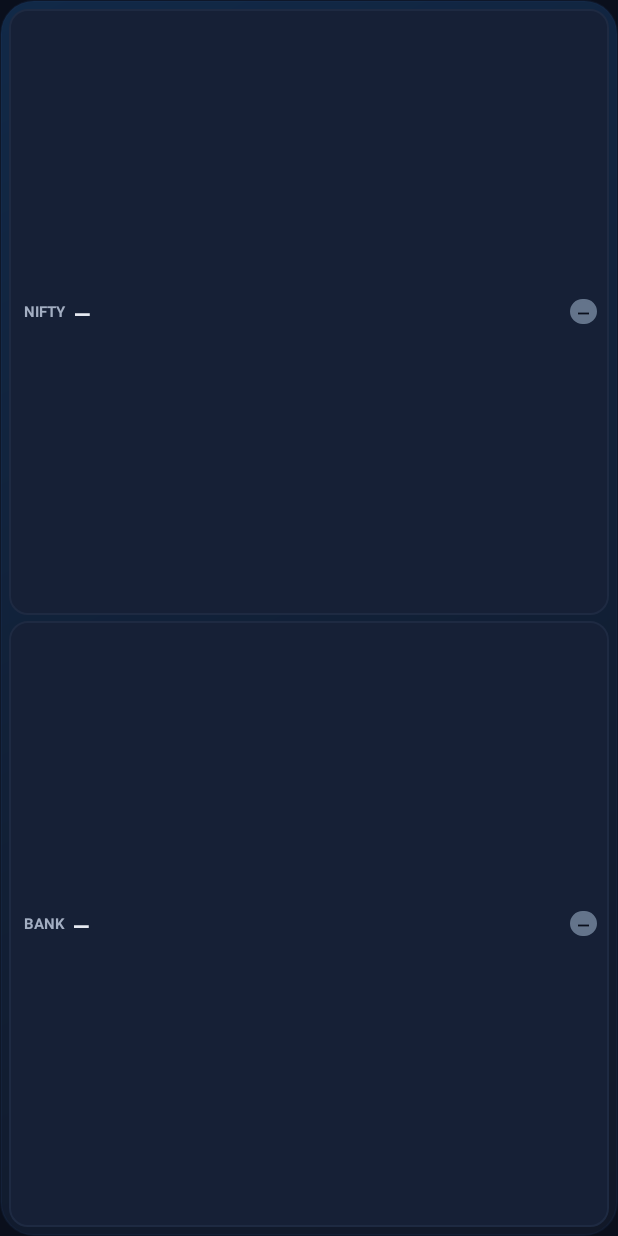
After one commit to upendrabhoi-prog/PriceAlert, an Android app: the layout w_market_t.xml on its own in the app's theme, with its tools: preview values and no code run, on a phone screen of 412 x 824 dp. The commit adds this screen. Run offline under Robolectric (Android 15) with nearby library versions, the phone set to English and light mode, and no system bars.

Commit message:
Add files via upload

```diff
--- /dev/null
+++ b/app/src/main/res/layout/w_market_t.xml
@@ -0,0 +1,116 @@
+<?xml version="1.0" encoding="utf-8"?>
+<LinearLayout xmlns:android="http://schemas.android.com/apk/res/android"
+    android:id="@+id/w_root"
+    android:layout_width="match_parent"
+    android:layout_height="match_parent"
+    android:background="@drawable/w_bg"
+    android:orientation="vertical"
+    android:padding="6dp">
+        <LinearLayout
+            android:id="@+id/m_n"
+            android:layout_width="match_parent"
+            android:layout_height="0dp"
+            android:layout_weight="1"
+            android:background="@drawable/w_row_n"
+            android:orientation="horizontal"
+            android:gravity="center_vertical"
+            android:paddingStart="10dp"
+            android:paddingEnd="8dp">
+            <TextView
+                android:layout_width="wrap_content"
+                android:layout_height="wrap_content"
+                android:text="NIFTY"
+                android:textColor="#FFA3AEC2"
+                android:textSize="10sp"
+                android:textStyle="bold"
+                android:singleLine="true" />
+            <TextView
+                android:id="@+id/m_n_v"
+                android:layout_width="0dp"
+                android:layout_height="wrap_content"
+                android:layout_weight="1"
+                android:layout_marginStart="6dp"
+                android:text="—"
+                android:textColor="#FFE6EAF2"
+                android:textSize="16sp"
+                android:textStyle="bold"
+                android:fontFamily="monospace"
+                android:maxLines="1"
+                android:autoSizeTextType="uniform"
+                android:autoSizeMinTextSize="11sp"
+                android:autoSizeMaxTextSize="16sp" />
+            <TextView
+                android:id="@+id/m_n_ar"
+                android:layout_width="wrap_content"
+                android:layout_height="wrap_content"
+                android:layout_marginStart="4dp"
+                android:background="@drawable/w_chip_n"
+                android:paddingStart="5dp"
+                android:paddingEnd="5dp"
+                android:text="—"
+                android:textColor="#FF0A0F1C"
+                android:textSize="12sp"
+                android:textStyle="bold"
+                android:fontFamily="monospace"
+                android:singleLine="true" />
+            <TextView
+                android:id="@+id/m_n_c"
+                android:layout_width="wrap_content"
+                android:layout_height="wrap_content"
+                android:visibility="gone" />
+        </LinearLayout>
+        <LinearLayout
+            android:id="@+id/m_b"
+            android:layout_width="match_parent"
+            android:layout_height="0dp"
+            android:layout_weight="1"
+            android:layout_marginTop="4dp"
+            android:background="@drawable/w_row_n"
+            android:orientation="horizontal"
+            android:gravity="center_vertical"
+            android:paddingStart="10dp"
+            android:paddingEnd="8dp">
+            <TextView
+                android:layout_width="wrap_content"
+                android:layout_height="wrap_content"
+                android:text="BANK"
+                android:textColor="#FFA3AEC2"
+                android:textSize="10sp"
+                android:textStyle="bold"
+                android:singleLine="true" />
+            <TextView
+                android:id="@+id/m_b_v"
+                android:layout_width="0dp"
+                android:layout_height="wrap_content"
+                android:layout_weight="1"
+                android:layout_marginStart="6dp"
+                android:text="—"
+                android:textColor="#FFE6EAF2"
+                android:textSize="16sp"
+                android:textStyle="bold"
+                android:fontFamily="monospace"
+                android:maxLines="1"
+                android:autoSizeTextType="uniform"
+                android:autoSizeMinTextSize="11sp"
+                android:autoSizeMaxTextSize="16sp" />
+            <TextView
+                android:id="@+id/m_b_ar"
+                android:layout_width="wrap_content"
+                android:layout_height="wrap_content"
+                android:layout_marginStart="4dp"
+                android:background="@drawable/w_chip_n"
+                android:paddingStart="5dp"
+                android:paddingEnd="5dp"
+                android:text="—"
+                android:textColor="#FF0A0F1C"
+                android:textSize="12sp"
+                android:textStyle="bold"
+                android:fontFamily="monospace"
+                android:singleLine="true" />
+            <TextView
+                android:id="@+id/m_b_c"
+                android:layout_width="wrap_content"
+                android:layout_height="wrap_content"
+                android:visibility="gone" />
+        </LinearLayout>
+</LinearLayout>
```
Also changed, not shown: app/src/main/res/layout/w_market_h.xml (+88 -97 lines), app/src/main/res/layout/w_market_v.xml (+88 -97 lines).
